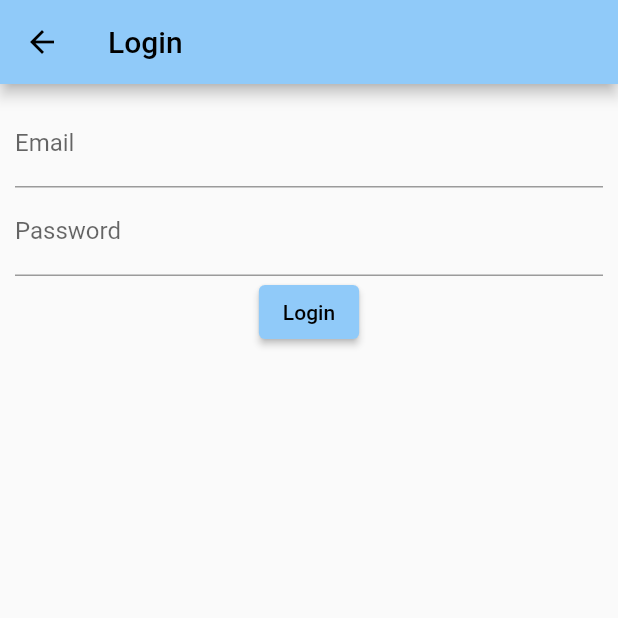
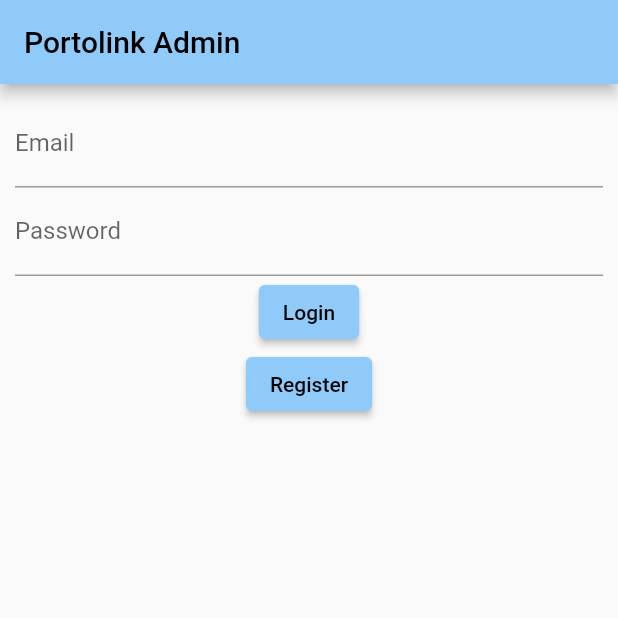
Before and after one commit to cyberval26/portolink_admin-master, a Flutter app: the screen it shows after launch, after a tap on "Login", on a phone screen of 412 x 824 dp, the top half of it. Run offline on Flutter 3.47's test engine with Material 2 defaults, Android fonts, the phone set to English and light mode, and no system bars; our stand-ins replace firebase_auth, firebase_core; accounts and stored records are empty; network calls fail.

Commit message:
fix login form

```diff
--- a/lib/pages/home.dart
+++ b/lib/pages/home.dart
@@ -123,47 +123,7 @@ class _HomeState extends State<Home> {
       return Scaffold(
         appBar: AppBar(title: const Text("Portolink Admin")),
         body: Container(
-          constraints: const BoxConstraints.expand(),
-          child: Column(
-            crossAxisAlignment: CrossAxisAlignment.stretch,
-            children: [
-              Expanded(
-                child: SizedBox(
-                  width: 350,
-                  child: Padding(
-                    padding: const EdgeInsets.all(10.0),
-                    child: ElevatedButton(
-                      onPressed: () {
-                        Navigator.pushNamed(context, '/login');
-                      },
-                      child: const Text("Login"),
-                      style: ButtonStyle(
-                          backgroundColor:
-                              MaterialStateProperty.all(Colors.teal.shade200)),
-                    ),
-                  ),
-                ),
-              ),
-              Expanded(
-                child: SizedBox(
-                  width: 350,
-                  child: Padding(
-                    padding: const EdgeInsets.all(10.0),
-                    child: ElevatedButton(
-                      onPressed: () {
-                        Navigator.pushNamed(context, '/register');
-                      },
-                      child: const Text("Register"),
-                      style: ButtonStyle(
-                          backgroundColor:
-                              MaterialStateProperty.all(Colors.teal.shade200)),
-                    ),
-                  ),
-                ),
-              ),
-            ],
-          ),
-        ),
+            constraints: const BoxConstraints.expand(), child: LoginForm()),
       );
     }
   }
--- a/lib/pages/login.dart
+++ b/lib/pages/login.dart
@@ -23,7 +23,7 @@ class _LoginFormState extends State<LoginForm> {
         print('user is not an admin');
         FirebaseAuth.instance.signOut();
       }
-      Navigator.pop(context);
+      // Navigator.pop(context);
     } on FirebaseAuthException catch (e) {
       if (e.code == 'user-not-found') {
         print('No user found for that email.');
@@ -38,9 +38,9 @@ class _LoginFormState extends State<LoginForm> {
   @override
   Widget build(BuildContext context) {
     return Scaffold(
-      appBar: AppBar(
-        title: const Text("Login"),
-      ),
+      // appBar: AppBar(
+      //   title: const Text("Login"),
+      // ),
       body: Padding(
         padding: const EdgeInsets.all(10.0),
         child: Column(
@@ -55,7 +55,12 @@ class _LoginFormState extends State<LoginForm> {
               obscureText: true,
               decoration: const InputDecoration(labelText: "Password"),
             ),
-            ElevatedButton(onPressed: login, child: const Text("Login"))
+            ElevatedButton(onPressed: login, child: const Text("Login")),
+            ElevatedButton(
+                onPressed: () {
+                  Navigator.pushNamed(context, '/register');
+                },
+                child: const Text("Register")),
           ],
         ),
       ),
```
